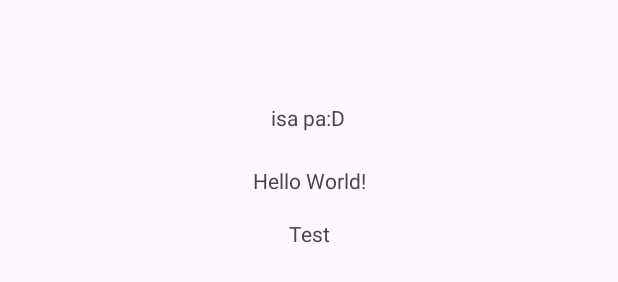
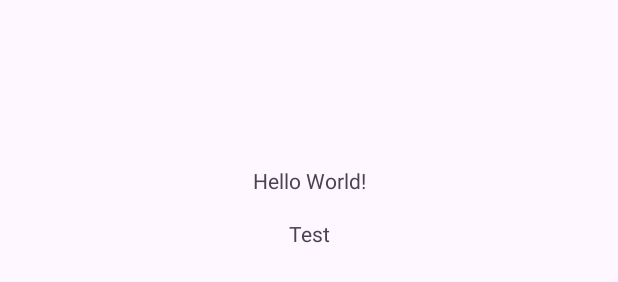
Before and after one commit to Poppy-git/TaskManagerApp, an Android app: the layout activity_main.xml on its own in the app's theme, with its tools: preview values and no code run, on a phone screen of 412 x 824 dp. Shown: the part 438-720 px from the top of the screen. Run offline under Robolectric (Android 15) with nearby library versions, the phone set to English and light mode, and no system bars.

Commit message:
Commit 3

```diff
--- a/app/src/main/res/layout/activity_main.xml
+++ b/app/src/main/res/layout/activity_main.xml
@@ -26,15 +26,4 @@
         app:layout_constraintTop_toTopOf="parent"
         app:layout_constraintVertical_bias="0.544" />
 
-    <TextView
-        android:layout_width="wrap_content"
-        android:layout_height="wrap_content"
-        android:text="isa pa:D"
-        app:layout_constraintBottom_toBottomOf="parent"
-        app:layout_constraintEnd_toEndOf="parent"
-        app:layout_constraintHorizontal_bias="0.498"
-        app:layout_constraintStart_toStartOf="parent"
-        app:layout_constraintTop_toTopOf="parent"
-        app:layout_constraintVertical_bias="0.448" />
-
 </androidx.constraintlayout.widget.ConstraintLayout>
```
